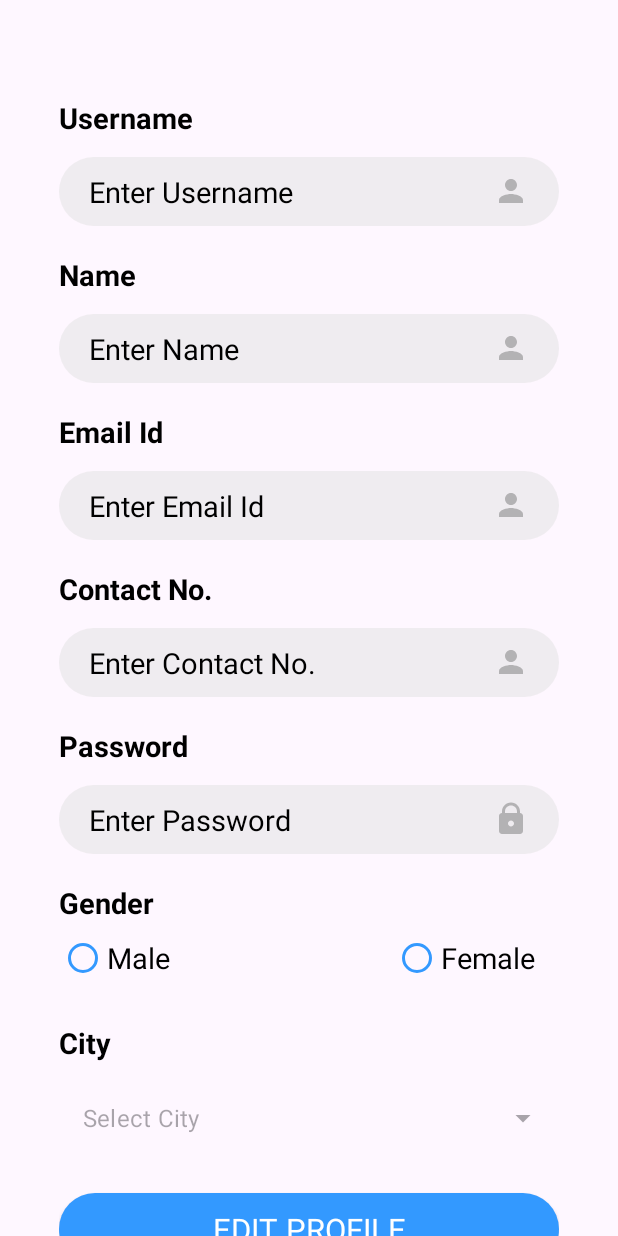
After one commit to sahetu/AndroidBatch1, an Android app: the ProfileActivity screen opened directly, with no data from a screen before it, on a phone screen of 412 x 824 dp. The commit adds this screen. Run offline under Robolectric (Android 15) with nearby library versions, the phone set to English and light mode, and no system bars; our stand-ins replace sdp/ssp sizes; Roboto replaces fonts that are not available here.

Commit message:
Splash & Profile Changes

```diff
--- a/app/src/main/java/android/batch1/MainActivity.java
+++ b/app/src/main/java/android/batch1/MainActivity.java
@@ -111,6 +111,7 @@ public class MainActivity extends AppCompatActivity {
                         }
 
                         new CommonMethod(MainActivity.this,DashboardActivity.class);
+                        finish();
                     }
                     else{
                         new CommonMethod(MainActivity.this,"Login Unsuccessfully");
--- /dev/null
+++ b/app/src/main/java/android/batch1/ProfileActivity.java
@@ -0,0 +1,285 @@
+package android.batch1;
+
+import androidx.appcompat.app.AppCompatActivity;
+
+import android.content.SharedPreferences;
+import android.database.Cursor;
+import android.database.sqlite.SQLiteDatabase;
+import android.os.Bundle;
+import android.text.Editable;
+import android.text.TextWatcher;
+import android.view.View;
+import android.widget.AdapterView;
+import android.widget.ArrayAdapter;
+import android.widget.Button;
+import android.widget.CheckBox;
+import android.widget.EditText;
+import android.widget.RadioButton;
+import android.widget.RadioGroup;
+import android.widget.Spinner;
+import android.widget.TextView;
+
+import java.util.ArrayList;
+
+public class ProfileActivity extends AppCompatActivity {
+
+    EditText username,name,email,contact,password,confirmPassword;
+    Button edit,submit;
+
+    TextView confirmPasswordTitle;
+    String emailPattern = "[a-zA-Z0-9._-]+@[a-z]+\\.+[a-z]+";
+
+    RadioButton male,female;
+    RadioGroup gender;
+    String sGender = "";
+
+    Spinner city;
+    //String[] cityArray = {"Select City","Ahmedabad","Vadodara","Surat","Rajkot","Junagadh"};
+    ArrayList<String> cityArray;
+
+    SQLiteDatabase sqlDb;
+    String sCity;
+
+    SharedPreferences sp;
+
+    @Override
+    protected void onCreate(Bundle savedInstanceState) {
+        super.onCreate(savedInstanceState);
+        setContentView(R.layout.activity_profile);
+
+        sp = getSharedPreferences(ConstantSp.PREF,MODE_PRIVATE);
+
+        sqlDb = openOrCreateDatabase("Batch1.db",MODE_PRIVATE,null);
+        String tableQuery = "CREATE TABLE IF NOT EXISTS USERS(USERID INTEGER PRIMARY KEY AUTOINCREMENT, USERNAME VARCHAR(50),NAME VARCHAR(50),EMAIL VARCHAR(100),CONTACT BIGINT(10),PASSWORD VARCHAR(12),GENDER VARCHAR(6),CITY VARCHAR(50))";
+        sqlDb.execSQL(tableQuery);
+
+        username = findViewById(R.id.profile_username);
+        name = findViewById(R.id.profile_name);
+        email = findViewById(R.id.profile_email);
+        contact = findViewById(R.id.profile_contact);
+        password = findViewById(R.id.profile_password);
+        confirmPassword = findViewById(R.id.profile_confirm_password);
+        edit = findViewById(R.id.profile_edit_button);
+        submit = findViewById(R.id.profile_button);
+
+        confirmPasswordTitle = findViewById(R.id.profile_confirm_password_title);
+
+        city = findViewById(R.id.profile_city);
+
+        cityArray = new ArrayList<>();
+        cityArray.add("Select City");
+        cityArray.add("Junagadh");
+        cityArray.add("Ahmedabad");
+        cityArray.add("Rajkot");
+        cityArray.add("Vadodara");
+        cityArray.add("Baroda");
+
+        ArrayAdapter adapter = new ArrayAdapter(ProfileActivity.this, android.R.layout.simple_list_item_1,cityArray);
+        adapter.setDropDownViewResource(android.R.layout.simple_list_item_checked);
+        city.setAdapter(adapter);
+
+        city.setOnItemSelectedListener(new AdapterView.OnItemSelectedListener() {
+            @Override
+            public void onItemSelected(AdapterView<?> adapterView, View view, int i, long l) {
+                if(i==0){
+
+                }
+                else {
+                    sCity = cityArray.get(i);
+                    new CommonMethod(ProfileActivity.this,sCity);
+                }
+            }
+
+            @Override
+            public void onNothingSelected(AdapterView<?> adapterView) {
+
+            }
+        });
+
+        male = findViewById(R.id.profile_male);
+        female = findViewById(R.id.profile_female);
+        gender = findViewById(R.id.profile_gender);
+
+        gender.setOnCheckedChangeListener(new RadioGroup.OnCheckedChangeListener() {
+            @Override
+            public void onCheckedChanged(RadioGroup radioGroup, int i) {
+                RadioButton rb = findViewById(i);
+                sGender = rb.getText().toString();
+                new CommonMethod(ProfileActivity.this,sGender);
+            }
+        });
+
+        password.addTextChangedListener(new TextWatcher() {
+            @Override
+            public void beforeTextChanged(CharSequence charSequence, int i, int i1, int i2) {
+
+            }
+
+            @Override
+            public void onTextChanged(CharSequence charSequence, int i, int i1, int i2) {
+                if(confirmPassword.getText().toString().trim().equals("")){
+
+                }
+                else if(!password.getText().toString().trim().matches(confirmPassword.getText().toString().trim())){
+                    confirmPassword.setError("Password Does Not Match");
+                }
+                else{
+
+                }
+            }
+
+            @Override
+            public void afterTextChanged(Editable editable) {
+
+            }
+        });
+
+        confirmPassword.addTextChangedListener(new TextWatcher() {
+            @Override
+            public void beforeTextChanged(CharSequence charSequence, int i, int i1, int i2) {
+
+            }
+
+            @Override
+            public void onTextChanged(CharSequence charSequence, int i, int i1, int i2) {
+                if(charSequence.toString().trim().equals("")){
+                    confirmPassword.setError("Confirm Password Required");
+                }
+                else if(!password.getText().toString().trim().matches(confirmPassword.getText().toString().trim())){
+                    confirmPassword.setError("Password Does Not Match");
+                }
+                else{
+
+                }
+            }
+
+            @Override
+            public void afterTextChanged(Editable editable) {
+
+            }
+        });
+
+        submit.setOnClickListener(new View.OnClickListener() {
+            @Override
+            public void onClick(View view) {
+                if(username.getText().toString().trim().equals("")){
+                    username.setError("Username Required");
+                }
+                else if(name.getText().toString().trim().equals("")){
+                    name.setError("Name Required");
+                }
+                else if(email.getText().toString().trim().equals("")){
+                    email.setError("Email Id Required");
+                }
+                else if(!email.getText().toString().trim().matches(emailPattern)){
+                    email.setError("Valid Email Id Required");
+                }
+                else if(contact.getText().toString().trim().equals("")){
+                    contact.setError("Contact No. Required");
+                }
+                else if(contact.getText().toString().trim().length()<10){
+                    contact.setError("Valid Contact No. Required");
+                }
+                else if(password.getText().toString().trim().equals("")){
+                    password.setError("Password Required");
+                }
+                else if(password.getText().toString().trim().length()<6){
+                    password.setError("Min. 6 Char Password Required");
+                }
+                else if(confirmPassword.getText().toString().trim().equals("")){
+                    confirmPassword.setError("Confirm Password Required");
+                }
+                else if(confirmPassword.getText().toString().trim().length()<6){
+                    confirmPassword.setError("Min. 6 Char Confirm Password Required");
+                }
+                else if(!password.getText().toString().trim().matches(confirmPassword.getText().toString().trim())){
+                    confirmPassword.setError("Password Does Not Match");
+                }
+                else if(gender.getCheckedRadioButtonId() == -1){
+                    new CommonMethod(ProfileActivity.this,"Please Select Gender");
+                }
+                else if(city.getSelectedItemPosition()<=0){
+                    new CommonMethod(ProfileActivity.this,"Please Select City");
+                }
+                else{
+                    String updateQuery = "UPDATE USERS SET USERNAME='"+username.getText().toString()+"',NAME='"+name.getText().toString()+"',EMAIL='"+email.getText().toString()+"',CONTACT='"+contact.getText().toString()+"',PASSWORD='"+password.getText().toString()+"',GENDER='"+sGender+"',CITY='"+sCity+"' WHERE USERID='"+sp.getString(ConstantSp.ID,"")+"'";
+                    sqlDb.execSQL(updateQuery);
+                    new CommonMethod(ProfileActivity.this,"Profile Update Successfully");
+                    setData(false);
+                }
+            }
+        });
+
+        setData(false);
+
+        edit.setOnClickListener(new View.OnClickListener() {
+            @Override
+            public void onClick(View view) {
+                setData(true);
+            }
+        });
+
+    }
+
+    private void setData(boolean b) {
+        username.setText(sp.getString(ConstantSp.USERNAME,""));
+        name.setText(sp.getString(ConstantSp.NAME,""));
+        email.setText(sp.getString(ConstantSp.EMAIL,""));
+        contact.setText(sp.getString(ConstantSp.CONTACT,""));
+        password.setText(sp.getString(ConstantSp.PASSWORD,""));
+        confirmPassword.setText(sp.getString(ConstantSp.PASSWORD,""));
+
+        sGender = sp.getString(ConstantSp.GENDER,"");
+
+        if(sp.getString(ConstantSp.GENDER,"").equals("Male")){
+            male.setChecked(true);
+            female.setChecked(false);
+        }
+        else if(sp.getString(ConstantSp.GENDER,"").equals("Female")){
+            male.setChecked(false);
+            female.setChecked(true);
+        }
+        else{
+            male.setChecked(false);
+            female.setChecked(false);
+        }
+
+        sCity = sp.getString(ConstantSp.CITY,"");
+
+        int iCityPosition = 0;
+        for(int i=0;i<cityArray.size();i++){
+            if(sp.getString(ConstantSp.CITY,"").equals(cityArray.get(i))){
+                iCityPosition = i;
+                break;
+            }
+        }
+
+        city.setSelection(iCityPosition);
+
+        username.setEnabled(b);
+        name.setEnabled(b);
+        email.setEnabled(b);
+        contact.setEnabled(b);
+        password.setEnabled(b);
+        confirmPassword.setEnabled(b);
+
+        male.setEnabled(b);
+        female.setEnabled(b);
+
+        city.setEnabled(b);
+
+        if(b){
+            confirmPasswordTitle.setVisibility(View.VISIBLE);
+            confirmPassword.setVisibility(View.VISIBLE);
+            edit.setVisibility(View.GONE);
+            submit.setVisibility(View.VISIBLE);
+        }
+        else{
+            confirmPasswordTitle.setVisibility(View.GONE);
+            confirmPassword.setVisibility(View.GONE);
+            edit.setVisibility(View.VISIBLE);
+            submit.setVisibility(View.GONE);
+        }
+
+    }
+}
--- /dev/null
+++ b/app/src/main/res/layout/activity_profile.xml
@@ -0,0 +1,161 @@
+<?xml version="1.0" encoding="utf-8"?>
+<LinearLayout xmlns:android="http://schemas.android.com/apk/res/android"
+    xmlns:app="http://schemas.android.com/apk/res-auto"
+    xmlns:tools="http://schemas.android.com/tools"
+    android:layout_width="match_parent"
+    android:layout_height="match_parent"
+    android:orientation="vertical"
+    tools:context=".MainActivity">
+
+    <androidx.core.widget.NestedScrollView
+        android:layout_width="match_parent"
+        android:layout_height="match_parent">
+
+        <LinearLayout
+            android:layout_width="match_parent"
+            android:layout_height="match_parent"
+            android:orientation="vertical"
+            android:paddingHorizontal="@dimen/_30sdp">
+
+            <TextView
+                style="@style/text_bold_15"
+                android:layout_marginTop="@dimen/_50sdp"
+                android:text="@string/username" />
+
+            <EditText
+                android:id="@+id/profile_username"
+                style="@style/edit_15"
+                android:layout_marginTop="@dimen/_10sdp"
+                android:drawableRight="@drawable/ic_user"
+                android:hint="@string/enter_user"
+                android:inputType="textEmailAddress" />
+
+            <TextView
+                style="@style/text_bold_15"
+                android:layout_marginTop="@dimen/_15sdp"
+                android:text="@string/name" />
+
+            <EditText
+                android:id="@+id/profile_name"
+                style="@style/edit_15"
+                android:layout_marginTop="@dimen/_10sdp"
+                android:drawableRight="@drawable/ic_user"
+                android:hint="@string/enter_name"
+                android:inputType="textPersonName" />
+
+            <TextView
+                style="@style/text_bold_15"
+                android:layout_marginTop="@dimen/_15sdp"
+                android:text="@string/email" />
+
+            <EditText
+                android:id="@+id/profile_email"
+                style="@style/edit_15"
+                android:layout_marginTop="@dimen/_10sdp"
+                android:drawableRight="@drawable/ic_user"
+                android:hint="@string/enter_email"
+                android:inputType="textEmailAddress" />
+
+            <TextView
+                style="@style/text_bold_15"
+                android:layout_marginTop="@dimen/_15sdp"
+                android:text="@string/contact" />
+
+            <EditText
+                android:id="@+id/profile_contact"
+                style="@style/edit_15"
+                android:layout_marginTop="@dimen/_10sdp"
+                android:drawableRight="@drawable/ic_user"
+                android:hint="@string/enter_contact"
+                android:inputType="phone"
+                android:maxLength="10" />
+
+            <TextView
+                style="@style/text_bold_15"
+                android:layout_marginTop="@dimen/_15sdp"
+                android:text="@string/password" />
+
+            <EditText
+                android:id="@+id/profile_password"
+                style="@style/edit_15"
+                android:layout_marginTop="@dimen/_10sdp"
+                android:drawableRight="@drawable/ic_lock"
+                android:hint="@string/enter_password"
+                android:inputType="textPassword"
+                android:maxLength="12" />
+
+            <TextView
+                android:id="@+id/profile_confirm_password_title"
+                style="@style/text_bold_15"
+                android:layout_marginTop="@dimen/_15sdp"
+                android:text="@string/confirm_password" />
+
+            <EditText
+                android:id="@+id/profile_confirm_password"
+                style="@style/edit_15"
+                android:layout_marginTop="@dimen/_10sdp"
+                android:drawableRight="@drawable/ic_lock"
+                android:hint="@string/enter_confirm_password"
+                android:inputType="textPassword"
+                android:maxLength="12" />
+
+            <TextView
+                style="@style/text_bold_15"
+                android:layout_marginTop="@dimen/_15sdp"
+                android:text="@string/gender" />
+
+            <RadioGroup
+                android:id="@+id/profile_gender"
+                android:layout_width="match_parent"
+                android:layout_height="wrap_content"
+                android:orientation="horizontal"
+                android:weightSum="3">
+
+                <RadioButton
+                    style="@style/radio_15"
+                    android:id="@+id/profile_male"
+                    android:layout_weight="1"
+                    android:text="Male" />
+
+                <RadioButton
+                    style="@style/radio_15"
+                    android:id="@+id/profile_female"
+                    android:layout_weight="1"
+                    android:text="Female"/>
+
+            </RadioGroup>
+
+            <TextView
+                style="@style/text_bold_15"
+                android:layout_marginTop="@dimen/_15sdp"
+                android:text="@string/city" />
+
+            <Spinner
+                android:id="@+id/profile_city"
+                android:layout_marginTop="@dimen/_10sdp"
+                android:layout_width="match_parent"
+                android:layout_height="wrap_content"/>
+
+            <Button
+                android:id="@+id/profile_edit_button"
+                style="@style/button_16"
+                android:layout_width="match_parent"
+                android:layout_height="wrap_content"
+                android:layout_marginTop="@dimen/_20sdp"
+                android:layout_marginBottom="@dimen/_20sdp"
+                android:text="@string/edit_profile" />
+
+            <Button
+                android:id="@+id/profile_button"
+                style="@style/button_16"
+                android:layout_width="match_parent"
+                android:layout_height="wrap_content"
+                android:layout_marginTop="@dimen/_20sdp"
+                android:layout_marginBottom="@dimen/_20sdp"
+                android:text="@string/submit" />
+
+        </LinearLayout>
+
+    </androidx.core.widget.NestedScrollView>
+
+</LinearLayout>
--- a/app/src/main/res/values/strings.xml
+++ b/app/src/main/res/values/strings.xml
@@ -23,4 +23,7 @@
     <string name="gender">Gender</string>
     <string name="city">City</string>
 
+    <string name="edit_profile">Edit Profile</string>
+    <string name="submit">Submit</string>
+
 </resources>
--- a/app/src/main/res/values/themes.xml
+++ b/app/src/main/res/values/themes.xml
@@ -35,6 +35,8 @@
     </style>
 
     <style name="button_16" parent="Widget.AppCompat.Button">
+        <item name="android:layout_width">match_parent</item>
+        <item name="android:layout_height">wrap_content</item>
         <item name="android:background">@drawable/custom_button</item>
         <item name="backgroundTint">@null</item>
         <item name="android:textSize">@dimen/_16sdp</item>
```
Also changed, not shown: app/src/main/AndroidManifest.xml (+13 -7 lines), app/src/main/java/android/batch1/DashboardActivity.java (+23 -0 lines), app/src/main/java/android/batch1/SplashActivity.java (added, +35 -0 lines), app/src/main/res/layout/activity_dashboard.xml (+18 -4 lines), app/src/main/res/layout/activity_splash.xml (added, +15 -0 lines).
